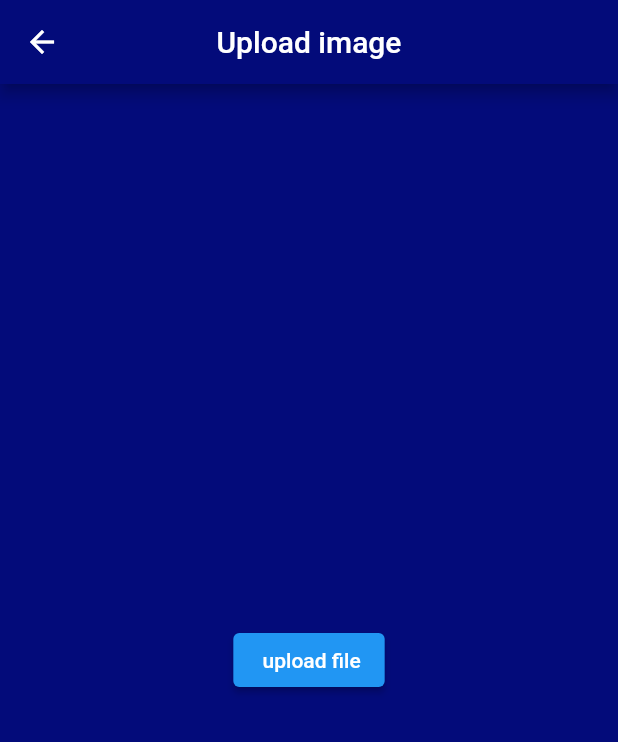
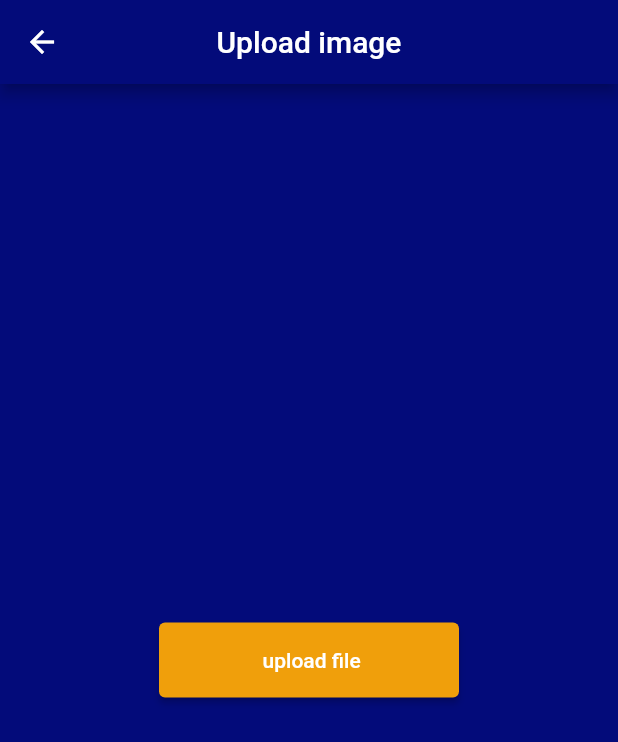
Before and after one commit to mohamedaminebentayeb/GDG-GDB, a Flutter app: the UploadFile screen opened by its route, on a phone screen of 412 x 824 dp. Shown: the top 742 px of the screen. Run offline on Flutter 3.47's test engine with Material 2 defaults, Android fonts, the phone set to English and light mode, and no system bars; our stand-ins replace auto_size_text, file_picker, flash; missing offline and left inert: dart:js; Roboto replaces fonts that are missing (Gotham).

Commit message:
bugs fixed

```diff
--- a/lib/Add.dart
+++ b/lib/Add.dart
@@ -2,7 +2,8 @@
 import 'package:flash/flash.dart';
 import 'package:flutter/material.dart';
 import 'package:flutter_application_1/TextInput.dart';
-import 'package:flutter_application_1/authentification.dart';
+const myRed = Color.fromARGB(255, 3, 11, 122);
+const myRed2 = Color.fromARGB(255, 3, 14, 158);
 
 class AddData extends StatefulWidget {
   @override
--- a/lib/authentification.dart
+++ b/lib/SignIn.dart
@@ -10,12 +10,12 @@ const myRed2 = Color.fromARGB(255, 3, 14, 158);
   late GlobalKey _formKey;
 
 //const LinearGradient myGradiant =
-class authentificate extends StatefulWidget {
+class SignIn extends StatefulWidget {
   @override
-  _authentificateState createState() => _authentificateState();
+  _SignInState createState() => _SignInState();
 }
 
-class _authentificateState extends State<authentificate> { //traitement de processus "connexion" ou "authentificate"
+class _SignInState extends State<SignIn> { //traitement de processus "connexion" ou "SignIn"
   TextEditingController nameController = TextEditingController();
   TextEditingController passwordController = TextEditingController();
 
--- a/lib/Update_data.dart
+++ b/lib/Update_data.dart
@@ -3,7 +3,7 @@ import 'package:auto_size_text/auto_size_text.dart';
 import 'package:flash/flash.dart';
 import 'package:flutter/material.dart';
 import 'package:flutter_application_1/TextInput.dart';
-import 'package:flutter_application_1/authentification.dart';
+import 'package:flutter_application_1/SignIn.dart';
 
 class UpdateData extends StatefulWidget {
   @override
--- a/lib/Upload file.dart
+++ b/lib/Upload_file.dart
@@ -2,8 +2,7 @@
 import 'dart:io';
 
 import 'package:flash/flash.dart';
-import 'package:flutter_application_1/authentification.dart';
-import 'package:path/path.dart';
+import 'package:flutter_application_1/SignIn.dart';
 
 import 'package:flutter/material.dart';
 import 'package:file_picker/file_picker.dart';
@@ -70,6 +69,11 @@ class _UploadFileState extends State<UploadFile> {
 
                              Center(
                                   child : ElevatedButton(
+                                    style: ElevatedButton.styleFrom(
+                                                      primary: Color.fromARGB(255, 240, 159, 11),
+                                                         minimumSize: const Size(200, 50),
+                                                         maximumSize: const Size(200, 50),
+                                    ),
                                     onPressed: ()async{
                                   FilePickerResult? result = await FilePicker.platform.pickFiles(
                                            type: FileType.custom,
--- a/lib/remove.dart
+++ b/lib/remove.dart
@@ -3,7 +3,7 @@ import 'package:auto_size_text/auto_size_text.dart';
 import 'package:flash/flash.dart';
 import 'package:flutter/material.dart';
 import 'package:flutter_application_1/TextInput.dart';
-import 'package:flutter_application_1/authentification.dart';
+import 'package:flutter_application_1/SignIn.dart';
 
 class RemoveData extends StatefulWidget {
   @override
```
Also changed, not shown: lib/main.dart (+3 -4 lines), lib/showdata.dart (+15 -1 lines).
